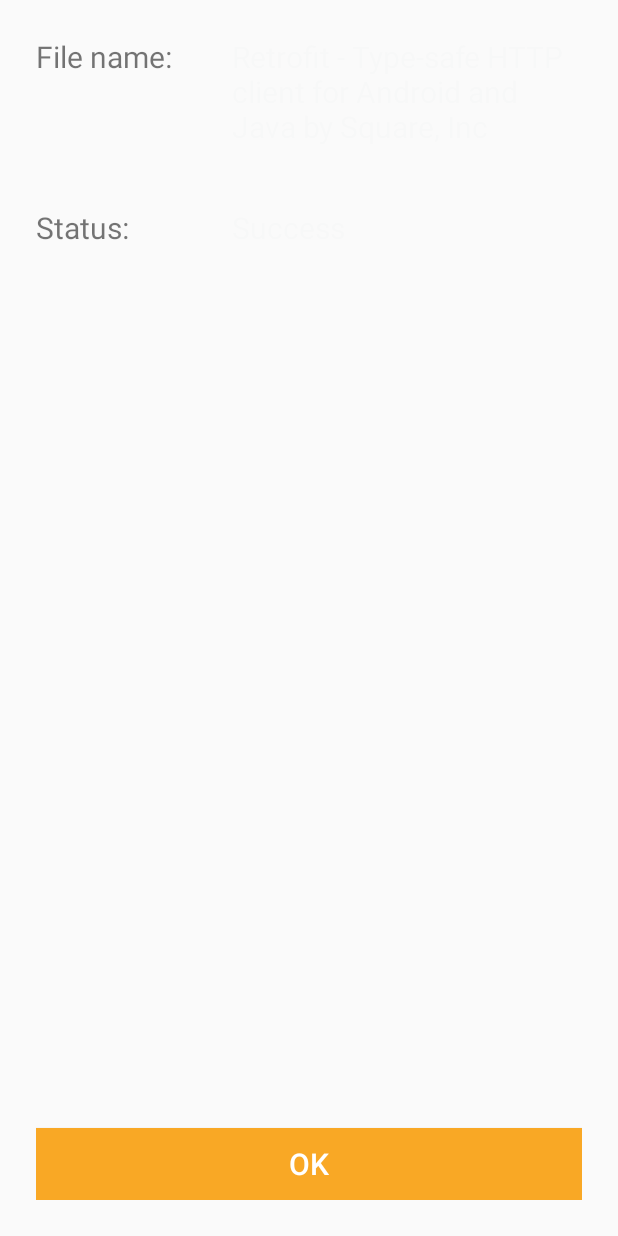
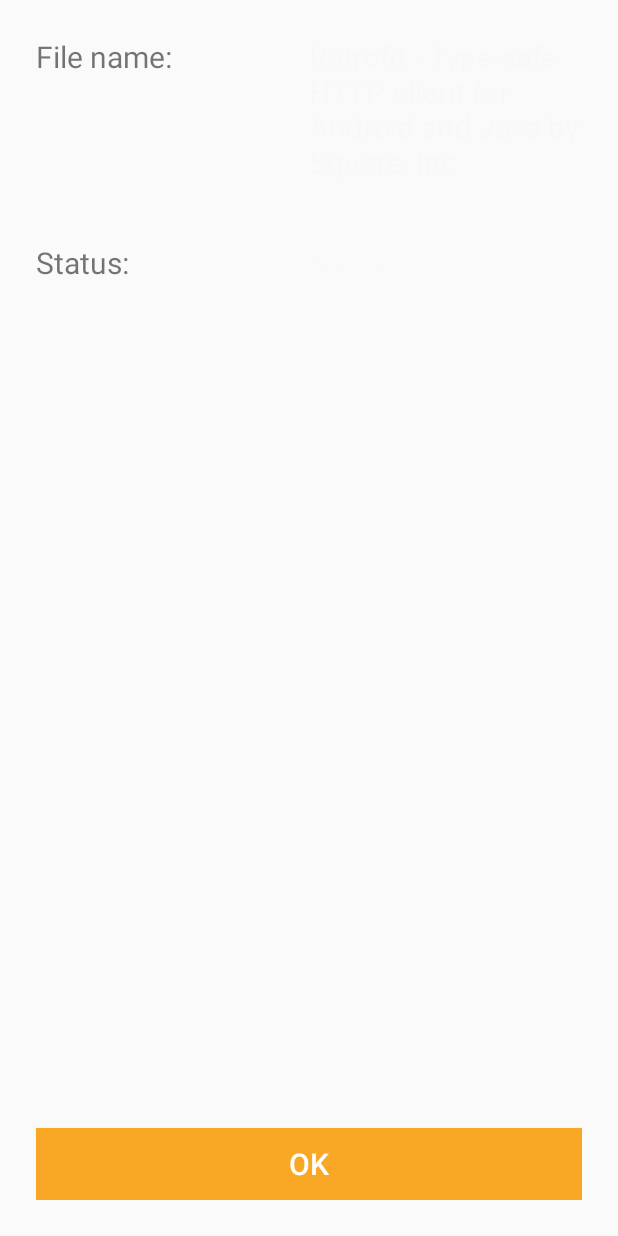
Before and after one commit to ValBasova/LoadApp, an Android app: the layout content_detail.xml on its own in the app's theme, with its tools: preview values and no code run, on a phone screen of 412 x 824 dp. Run offline under Robolectric (Android 15) with nearby library versions, the phone set to English and light mode, and no system bars.

```diff
--- a/app/src/main/res/layout/content_detail.xml
+++ b/app/src/main/res/layout/content_detail.xml
@@ -45,7 +45,6 @@
         android:layout_width="0dp"
         android:layout_height="wrap_content"
         android:text=""
-        android:textColor="@color/colorPrimaryDark"
         tools:text="@string/success" />
 
     <Button
--- a/app/src/main/res/values/colors.xml
+++ b/app/src/main/res/values/colors.xml
@@ -4,4 +4,5 @@
     <color name="colorPrimaryDark">#004349</color>
     <color name="colorAccent">#F9A825</color>
     <color name="white">#FFFFFF</color>
+    <color name="red">#FF0000</color>
 </resources>
--- a/app/src/main/res/values/strings.xml
+++ b/app/src/main/res/values/strings.xml
@@ -26,5 +26,6 @@
     <string name="open_details">Open Details</string>
     <string name="download">Download</string>
     <string name="weAreLoading">We are loading</string>
+    <string name="fail">Fail</string>
 
 </resources>
--- a/app/src/main/res/xml/content_detail_scene.xml
+++ b/app/src/main/res/xml/content_detail_scene.xml
@@ -5,7 +5,7 @@
     <ConstraintSet android:id="@+id/start">
         <Constraint
             android:id="@+id/urlNameLabel"
-            android:layout_width="wrap_content"
+            android:layout_width="0dp"
             android:layout_height="wrap_content"
             app:layout_constraintBottom_toTopOf="@+id/statusValueLabel"
             app:layout_constraintEnd_toEndOf="parent"
@@ -15,7 +15,7 @@
 
         <Constraint
             android:id="@id/statusValueLabel"
-            android:layout_width="wrap_content"
+            android:layout_width="0dp"
             android:layout_height="wrap_content"
             android:layout_marginTop="40dp"
             app:layout_constraintEnd_toEndOf="parent"
@@ -28,7 +28,7 @@
     <ConstraintSet android:id="@+id/end">
         <Constraint
             android:id="@+id/urlNameLabel"
-            android:layout_width="wrap_content"
+            android:layout_width="0dp"
             android:layout_height="wrap_content"
             app:layout_constraintBottom_toTopOf="@+id/statusValueLabel"
             app:layout_constraintEnd_toEndOf="parent"
@@ -38,7 +38,7 @@
 
         <Constraint
             android:id="@id/statusValueLabel"
-            android:layout_width="wrap_content"
+            android:layout_width="0dp"
             android:layout_height="wrap_content"
             android:layout_marginTop="40dp"
             app:layout_constraintEnd_toEndOf="parent"
```
Also changed, not shown: app/src/main/java/com/udacity/DetailActivity.kt (+7 -2 lines).
